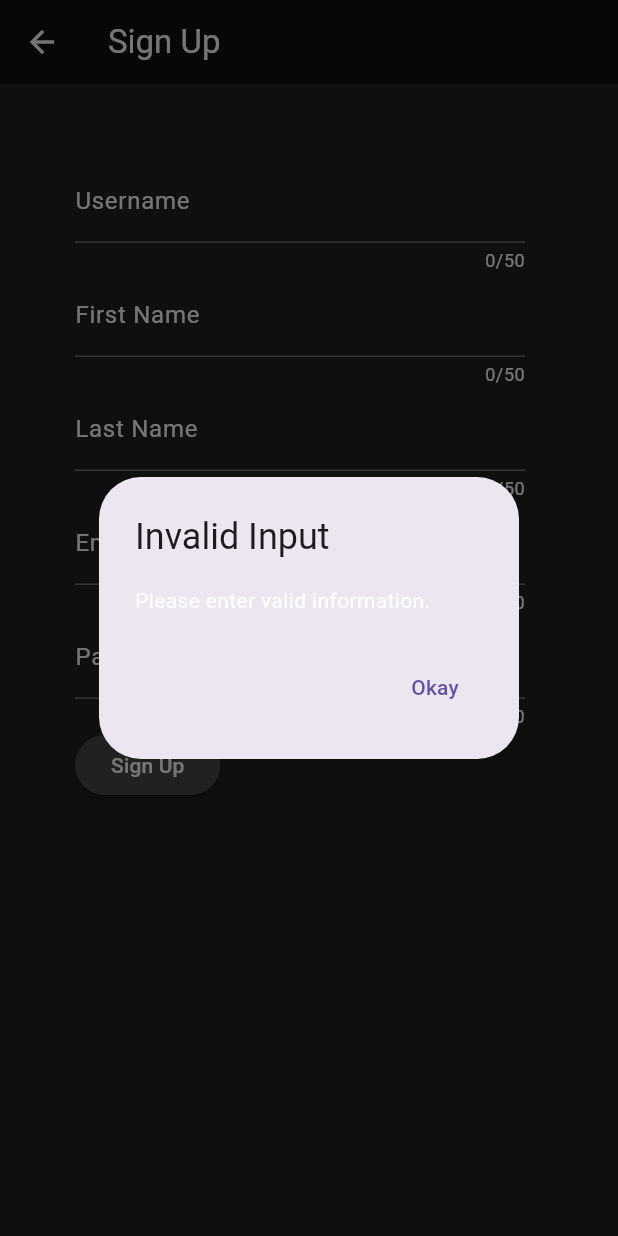
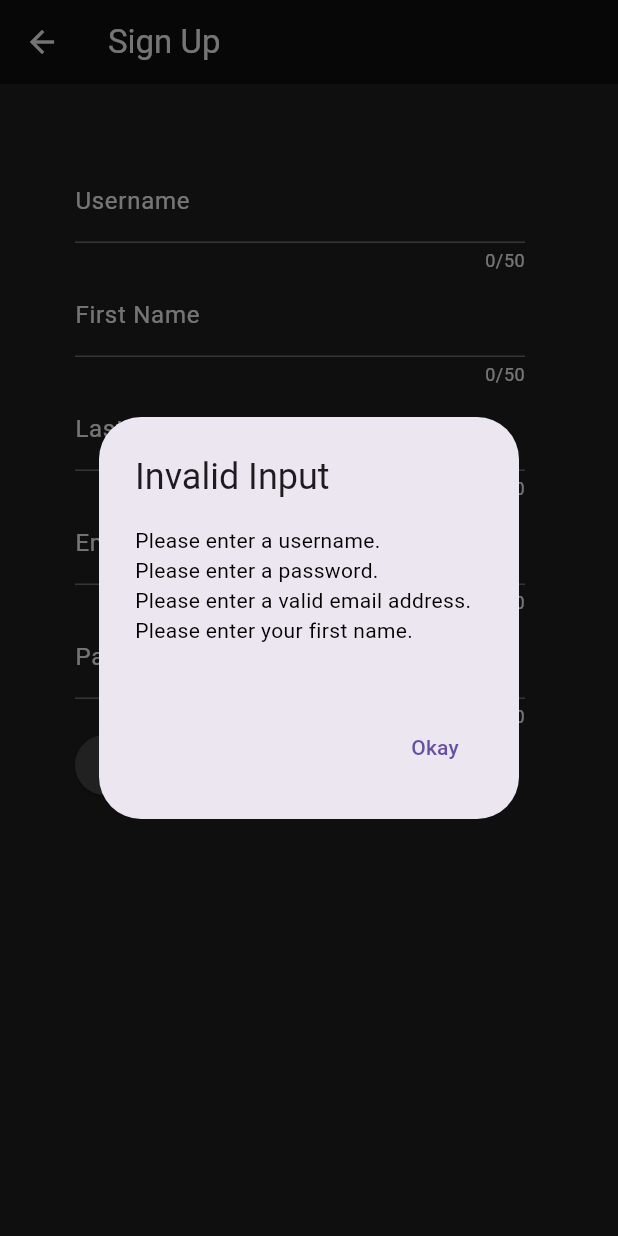
Before and after one commit to mcmahon-sean/media-tracker, a Flutter app: the RegisterScreen screen opened by its route, after a tap on "Sign Up", on a phone screen of 412 x 824 dp. Run offline on Flutter 3.47's test engine with Material 3 defaults, Android fonts, the phone set to English and light mode, and no system bars; our stand-ins replace flutter_riverpod, supabase_flutter; accounts and stored records are empty; network calls fail.

Commit message:
Updated input validation messages for sign in screen

```diff
--- a/Mobile/media_tracker_mobile/lib/screens/auth/login_screen.dart
+++ b/Mobile/media_tracker_mobile/lib/screens/auth/login_screen.dart
@@ -30,7 +30,7 @@ class _LoginScreenState extends ConsumerState<LoginScreen> {
         builder:
             (_) => AlertDialog(
               title: Text('Invalid Input'),
-              content: Text('Please enter a valid username and password.'),
+              content: Text('Please enter a valid username and password.', style: TextStyle(color: Colors.black)),
               actions: [
                 TextButton(
                   onPressed: () => Navigator.pop(context),
--- a/Mobile/media_tracker_mobile/lib/screens/auth/register_screen.dart
+++ b/Mobile/media_tracker_mobile/lib/screens/auth/register_screen.dart
@@ -19,16 +19,33 @@ class _RegisterScreen extends ConsumerState<RegisterScreen> {
 
   void register() async {
     final authService = ref.read(authServiceProvider);
-    if (usernameController.text.trim().isEmpty ||
-        passwordController.text.trim().isEmpty ||
-        emailController.text.trim().isEmpty ||
-        firstNameController.text.trim().isEmpty) {
+    // A map of the TextEditingControllers for the required fields and an associated error message
+    Map<TextEditingController, String> fieldInputMessages = {
+      usernameController: "Please enter a username.",
+      passwordController: "Please enter a password.",
+      emailController: "Please enter a valid email address.",
+      firstNameController: "Please enter your first name."
+    };
+
+    RegExp emailPattern = RegExp(r'.+@.+'); // Simple Regex pattern for validating email address
+
+    String validationMessage = "";
+
+    // Iterates through all controllers in the fieldInputMessages map and adds their error message if empty
+    fieldInputMessages.forEach((k, v) => validationMessage += k.text.trim().isEmpty ? "$v\n" : "" );
+
+    // Adds a validation message if emailController isn't empty and doesn't match the Regex pattern.
+    if (emailController.text.trim().isNotEmpty && !emailPattern.hasMatch(emailController.text.trim())) {
+      validationMessage += "Please enter a valid email address.";
+    }
+
+    if (validationMessage != "") {
       showDialog(
         context: context,
         builder:
             (_) => AlertDialog(
               title: Text('Invalid Input'),
-              content: Text('Please enter valid information.'),
+              content: Text(validationMessage, style: TextStyle(color: Colors.black)),
               actions: [
                 TextButton(
                   onPressed: () => Navigator.pop(context),
```
